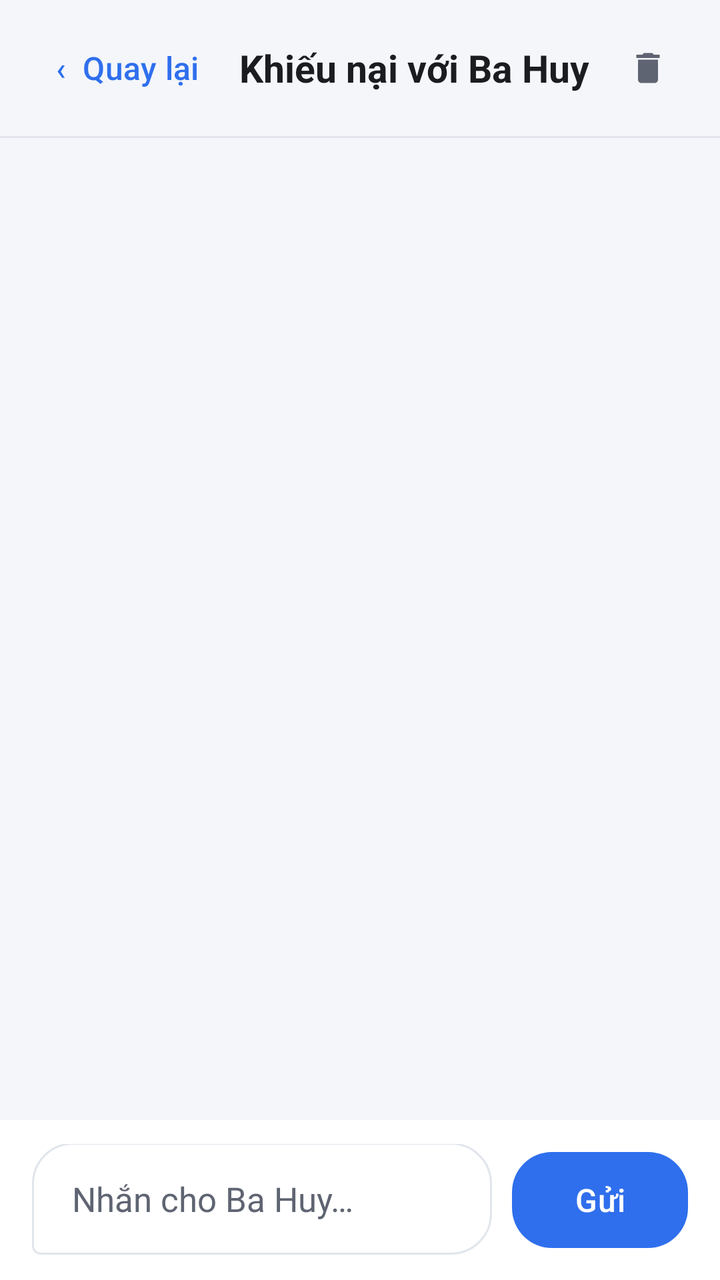
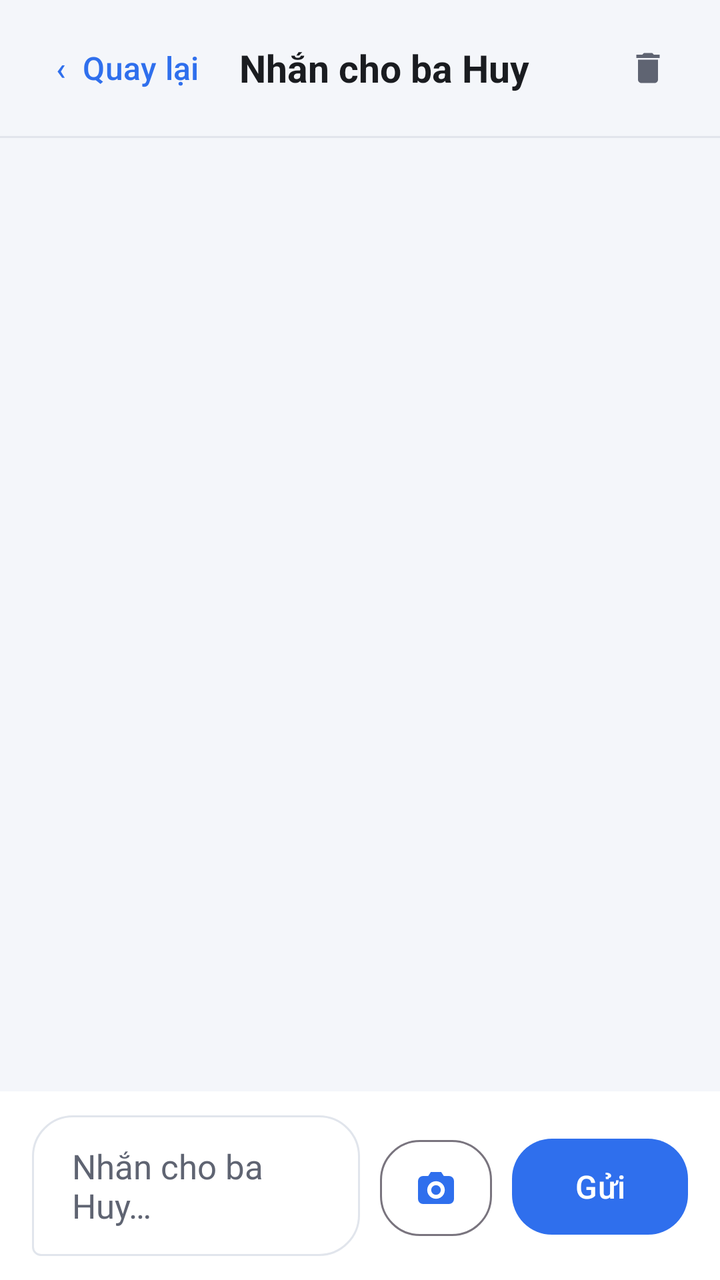

An Android layout rendered at two revisions. The XML below is the earlier revision; the diff shows what the commit changed to produce the second picture.
<!-- AndroidManifest.xml: application theme Theme.HomeworkGate -->
<!-- res/layout/activity_chat.xml -->
<?xml version="1.0" encoding="utf-8"?>
<LinearLayout xmlns:android="http://schemas.android.com/apk/res/android"
    xmlns:app="http://schemas.android.com/apk/res-auto"
    android:id="@+id/root"
    android:layout_width="match_parent"
    android:layout_height="match_parent"
    android:orientation="vertical">

    <LinearLayout
        android:layout_width="match_parent"
        android:layout_height="wrap_content"
        android:gravity="center_vertical"
        android:paddingHorizontal="16dp"
        android:paddingVertical="10dp">

        <com.google.android.material.button.MaterialButton
            android:id="@+id/btn_back"
            style="@style/Widget.Material3.Button.TextButton"
            android:layout_width="wrap_content"
            android:layout_height="wrap_content"
            android:text="‹  Quay lại"
            android:textSize="16sp" />

        <TextView
            android:layout_width="0dp"
            android:layout_height="wrap_content"
            android:layout_weight="1"
            android:layout_marginStart="8dp"
            android:text="@string/home_chat"
            android:textColor="@color/ink"
            android:textSize="19sp"
            android:textStyle="bold" />

        
        <com.google.android.material.button.MaterialButton
            android:id="@+id/btn_xoa_chat"
            style="@style/Widget.Material3.Button.IconButton"
            android:layout_width="44dp"
            android:layout_height="44dp"
            android:contentDescription="Xoá lịch sử trò chuyện"
            app:icon="@drawable/ic_xoa"
            app:iconSize="20dp"
            app:iconTint="@color/ink_soft" />
    </LinearLayout>

    <View
        android:layout_width="match_parent"
        android:layout_height="1dp"
        android:background="@color/line" />

    <ScrollView
        android:id="@+id/scroll"
        android:layout_width="match_parent"
        android:layout_height="0dp"
        android:layout_weight="1"
        android:paddingHorizontal="20dp">

        <LinearLayout
            android:id="@+id/lines"
            android:layout_width="match_parent"
            android:layout_height="wrap_content"
            android:orientation="vertical"
            android:paddingVertical="16dp" />
    </ScrollView>

    <TextView
        android:id="@+id/txt_empty"
        android:layout_width="match_parent"
        android:layout_height="wrap_content"
        android:gravity="center"
        android:paddingHorizontal="40dp"
        android:paddingBottom="16dp"
        android:text="Có việc gì cần báo Ba Huy thì gõ vào đây. Ba Huy nhận được ngay trên điện thoại."
        android:textColor="@color/ink_soft"
        android:textSize="15sp"
        android:visibility="gone" />

    <LinearLayout
        android:id="@+id/row_send"
        android:layout_width="match_parent"
        android:layout_height="wrap_content"
        android:gravity="bottom"
        android:paddingHorizontal="16dp"
        android:paddingVertical="12dp"
        android:background="@color/surface">

        <EditText
            android:id="@+id/input"
            android:layout_width="0dp"
            android:layout_height="wrap_content"
            android:layout_weight="1"
            android:background="@drawable/bg_bubble_ba"
            android:hint="Nhắn cho Ba Huy…"
            android:inputType="textCapSentences|textMultiLine"
            android:maxLines="4"
            android:minHeight="56dp"
            android:paddingHorizontal="20dp"
            android:paddingVertical="14dp"
            android:textColor="@color/ink"
            android:textColorHint="@color/ink_soft"
            android:textSize="17sp"
            android:importantForAutofill="no" />

        <com.google.android.material.button.MaterialButton
            android:id="@+id/btn_send"
            android:layout_width="wrap_content"
            android:layout_height="56dp"
            android:layout_marginStart="10dp"
            android:text="Gửi"
            android:textSize="16sp"
            app:cornerRadius="20dp" />
    </LinearLayout>
</LinearLayout>
<!-- resources referenced by this layout -->
<resources>
  <color name="ink">#1A1C20</color>
  <color name="ink_soft">#5F6472</color>
  <color name="line">#E1E5EC</color>
  <color name="surface">#FFFFFF</color>
  <!-- drawable bg_bubble_ba (drawable) -->
  <?xml version="1.0" encoding="utf-8"?>
  <shape xmlns:android="http://schemas.android.com/apk/res/android" android:shape="rectangle">
      <solid android:color="@color/surface" />
      <corners android:radius="20dp" android:bottomLeftRadius="4dp" />
      <stroke android:width="1dp" android:color="@color/line" />
  </shape>
  <!-- drawable ic_xoa (drawable) -->
  <?xml version="1.0" encoding="utf-8"?>
  <vector xmlns:android="http://schemas.android.com/apk/res/android"
      android:width="24dp"
      android:height="24dp"
      android:viewportWidth="24"
      android:viewportHeight="24"
      android:tint="@color/ink_soft">
      <path
          android:fillColor="#FF000000"
          android:pathData="M6,19c0,1.1 0.9,2 2,2h8c1.1,0 2,-0.9 2,-2V7H6v12zM19,4h-3.5l-1,-1h-5l-1,1H5v2h14V4z" />
  </vector>
  <string name="home_chat">Khiếu nại với Ba Huy</string>
  <style name="Theme.HomeworkGate" parent="Theme.Material3.Light.NoActionBar">
          <item name="colorPrimary">@color/brand</item>
          <item name="colorOnPrimary">#FFFFFF</item>
          <item name="colorPrimaryContainer">@color/brand_soft</item>
          <item name="colorOnPrimaryContainer">@color/brand_dark</item>
          <item name="android:colorBackground">@color/canvas</item>
          <item name="colorSurface">@color/surface</item>
          <item name="colorOnSurface">@color/ink</item>
          <item name="android:statusBarColor">@color/canvas</item>
          <item name="android:navigationBarColor">@color/canvas</item>
          <item name="android:windowLightStatusBar">true</item>
          <item name="android:windowLightNavigationBar">true</item>
      </style>
  <color name="brand">#2F6FED</color>
  <color name="brand_soft">#E8F0FE</color>
  <color name="brand_dark">#1B4FC0</color>
  <color name="canvas">#F4F6FA</color>
</resources>

<!-- the commit's change to res/layout/activity_chat.xml (unified diff, before → after) -->
@@ -1,10 +1,20 @@
 <?xml version="1.0" encoding="utf-8"?>
-<LinearLayout xmlns:android="http://schemas.android.com/apk/res/android"
+<androidx.constraintlayout.widget.ConstraintLayout
+    xmlns:android="http://schemas.android.com/apk/res/android"
     xmlns:app="http://schemas.android.com/apk/res-auto"
     android:id="@+id/root"
     android:layout_width="match_parent"
-    android:layout_height="match_parent"
-    android:orientation="vertical">
+    android:layout_height="match_parent">
+
+    <LinearLayout
+        android:layout_width="0dp"
+        android:layout_height="0dp"
+        android:orientation="vertical"
+        app:layout_constraintBottom_toBottomOf="parent"
+        app:layout_constraintEnd_toEndOf="parent"
+        app:layout_constraintStart_toStartOf="parent"
+        app:layout_constraintTop_toTopOf="parent"
+        app:layout_constraintWidth_max="@dimen/st_be_rong_toi_da">
 
     <LinearLayout
         android:layout_width="match_parent"
@@ -70,7 +80,7 @@
         android:gravity="center"
         android:paddingHorizontal="40dp"
         android:paddingBottom="16dp"
-        android:text="Có việc gì cần báo Ba Huy thì gõ vào đây. Ba Huy nhận được ngay trên điện thoại."
+        android:text="Có việc gì cần báo ba Huy thì gõ vào đây. Ba Huy nhận được ngay trên điện thoại."
         android:textColor="@color/ink_soft"
         android:textSize="15sp"
         android:visibility="gone" />
@@ -90,7 +100,7 @@
             android:layout_height="wrap_content"
             android:layout_weight="1"
             android:background="@drawable/bg_bubble_ba"
-            android:hint="Nhắn cho Ba Huy…"
+            android:hint="Nhắn cho ba Huy…"
             android:inputType="textCapSentences|textMultiLine"
             android:maxLines="4"
             android:minHeight="56dp"
@@ -100,6 +110,22 @@
             android:textColorHint="@color/ink_soft"
             android:textSize="17sp"
             android:importantForAutofill="no" />
+
+        
+        <com.google.android.material.button.MaterialButton
+            android:id="@+id/btn_chup"
+            style="@style/Widget.Material3.Button.OutlinedButton"
+            android:layout_width="wrap_content"
+            android:layout_height="56dp"
+            android:layout_marginStart="10dp"
+            android:contentDescription="Chụp hình để hỏi bài"
+            android:minWidth="56dp"
+            android:paddingHorizontal="14dp"
+            app:cornerRadius="20dp"
+            app:icon="@drawable/ic_may_anh"
+            app:iconGravity="textStart"
+            app:iconPadding="0dp"
+            app:iconSize="24dp" />
 
         <com.google.android.material.button.MaterialButton
             android:id="@+id/btn_send"
@@ -111,3 +137,4 @@
             app:cornerRadius="20dp" />
     </LinearLayout>
 </LinearLayout>
+</androidx.constraintlayout.widget.ConstraintLayout>
<!-- resource entries referenced after the edit -->
@@ -4,6 +4,7 @@
   <color name="ink_soft">#5F6472</color>
   <color name="line">#E1E5EC</color>
   <color name="surface">#FFFFFF</color>
+  <dimen name="st_be_rong_toi_da">720dp</dimen>
   <!-- drawable bg_bubble_ba (drawable) -->
   <?xml version="1.0" encoding="utf-8"?>
   <shape xmlns:android="http://schemas.android.com/apk/res/android" android:shape="rectangle">
@@ -11,6 +12,19 @@
       <corners android:radius="20dp" android:bottomLeftRadius="4dp" />
       <stroke android:width="1dp" android:color="@color/line" />
   </shape>
+  <!-- drawable ic_may_anh (drawable) -->
+  <?xml version="1.0" encoding="utf-8"?>
+  <vector xmlns:android="http://schemas.android.com/apk/res/android"
+      android:width="24dp"
+      android:height="24dp"
+      android:viewportWidth="24"
+      android:viewportHeight="24"
+      android:tint="?attr/colorControlNormal">
+      <path
+          android:fillColor="#FFFFFF"
+          android:fillType="evenOdd"
+          android:pathData="M9.4,4h5.2l1.3,2h2.6a2.5,2.5 0 0,1 2.5,2.5v9a2.5,2.5 0 0,1 -2.5,2.5h-13a2.5,2.5 0 0,1 -2.5,-2.5v-9a2.5,2.5 0 0,1 2.5,-2.5h2.6z M12,8.6a4.4,4.4 0 1,0 0.01,0z M12,10.6a2.4,2.4 0 1,1 -0.01,0z" />
+  </vector>
   <!-- drawable ic_xoa (drawable) -->
   <?xml version="1.0" encoding="utf-8"?>
   <vector xmlns:android="http://schemas.android.com/apk/res/android"
@@ -23,7 +37,7 @@
           android:fillColor="#FF000000"
           android:pathData="M6,19c0,1.1 0.9,2 2,2h8c1.1,0 2,-0.9 2,-2V7H6v12zM19,4h-3.5l-1,-1h-5l-1,1H5v2h14V4z" />
   </vector>
-  <string name="home_chat">Khiếu nại với Ba Huy</string>
+  <string name="home_chat">Nhắn cho ba Huy</string>
   <style name="Theme.HomeworkGate" parent="Theme.Material3.Light.NoActionBar">
           <item name="colorPrimary">@color/brand</item>
           <item name="colorOnPrimary">#FFFFFF</item>
